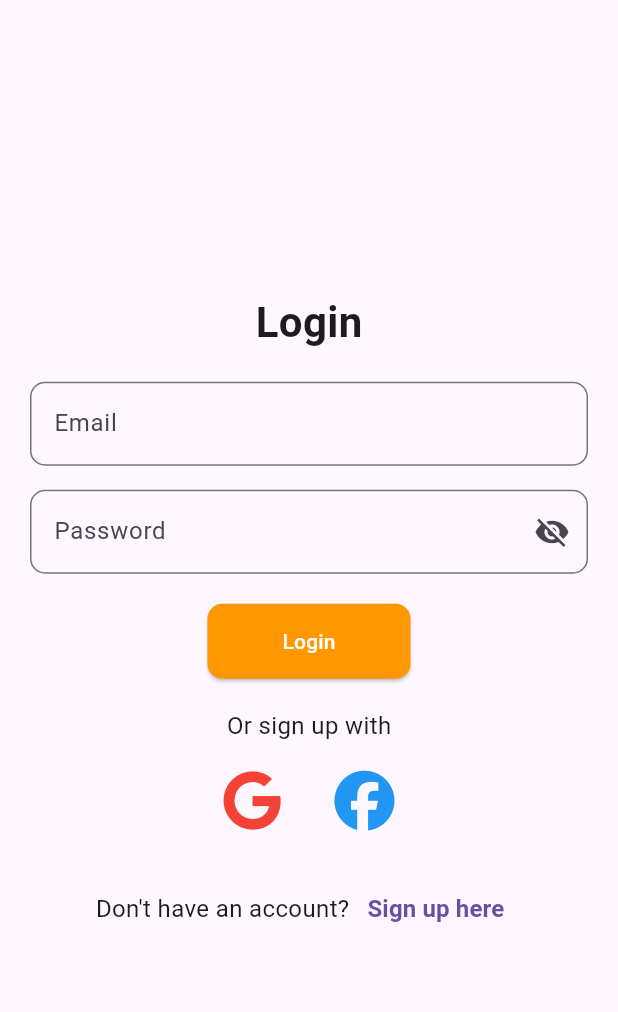
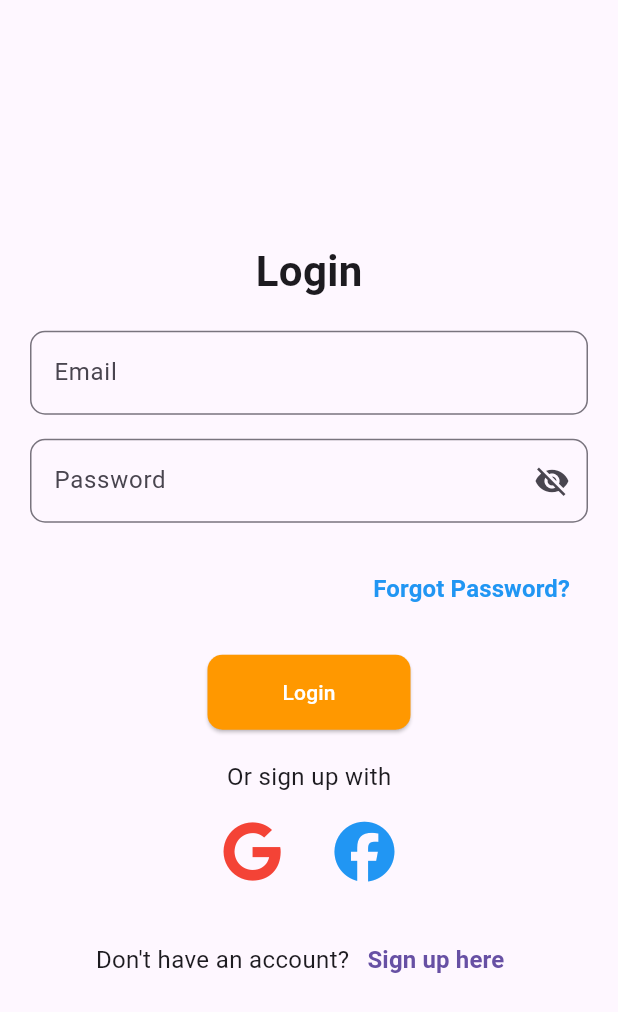
Before and after one commit to utkarshTM/astroAIFrontend, a Flutter app: the screen it shows after launch, after a tap on "SIGN IN", on a phone screen of 412 x 824 dp. Shown: the top 1012 px of the screen. Run offline on Flutter 3.47's test engine with Material 3 defaults, Android fonts, the light colour scheme and no system bars; our stand-ins replace flutter_otp_text_field, font_awesome_flutter, google_sign_in, intl_phone_field.

```diff
--- a/lib/screens/login_screen.dart
+++ b/lib/screens/login_screen.dart
@@ -1,5 +1,6 @@
 import 'dart:convert';
 import 'package:astro_ai_app/screens/sign_up_screen.dart';
+import 'package:astro_ai_app/screens/forgot_password_screen.dart';
 import 'package:http/http.dart' as http;
 import 'package:google_sign_in/google_sign_in.dart';
 import 'package:flutter/material.dart';
@@ -138,6 +139,28 @@ class _LoginScreenState extends State<LoginScreen> {
                   ),
                 ),
               ),
+              SizedBox(height: 10),
+              SizedBox(height: 10),
+              Align(
+                alignment: Alignment.centerRight, // Aligns to the right
+                child: TextButton(
+                  onPressed: () {
+                    Navigator.push(
+                      context,
+                      MaterialPageRoute(builder: (context) => ForgotPasswordPage()),
+                    );
+                  },
+                  child: Text(
+                    "Forgot Password?",
+                    style: TextStyle(
+                      fontSize: 16,
+                      fontWeight: FontWeight.bold,
+                      color: Colors.blue, // Matches the "Sign up here" link
+                    ),
+                  ),
+                ),
+              ),
+
               SizedBox(height: 20),
               _isLoading
                   ? CircularProgressIndicator()
@@ -185,7 +208,6 @@ class _LoginScreenState extends State<LoginScreen> {
                   ),
                 ],
               ),
-
             ],
           ),
         ),
--- a/lib/screens/otp_screen.dart
+++ b/lib/screens/otp_screen.dart
@@ -1,6 +1,6 @@
 import 'package:flutter/material.dart';
 import 'package:flutter_otp_text_field/flutter_otp_text_field.dart';
-import './forget_password_screen.dart';
+import './forgot_password_screen.dart';
 
 class OtpScreen extends StatelessWidget {
   const OtpScreen({super.key});
--- a/lib/screens/welcome_screen.dart
+++ b/lib/screens/welcome_screen.dart
@@ -1,4 +1,4 @@
-import 'package:astro_ai_app/screens/forget_password_screen.dart';
+import 'package:astro_ai_app/screens/forgot_password_screen.dart';
 import 'package:flutter/material.dart';
 import './sign_up_screen.dart';
 import './login_screen.dart';
```
Also changed, not shown: lib/screens/forgot_password_screen.dart (renamed from lib/screens/forget_password_screen.dart).
